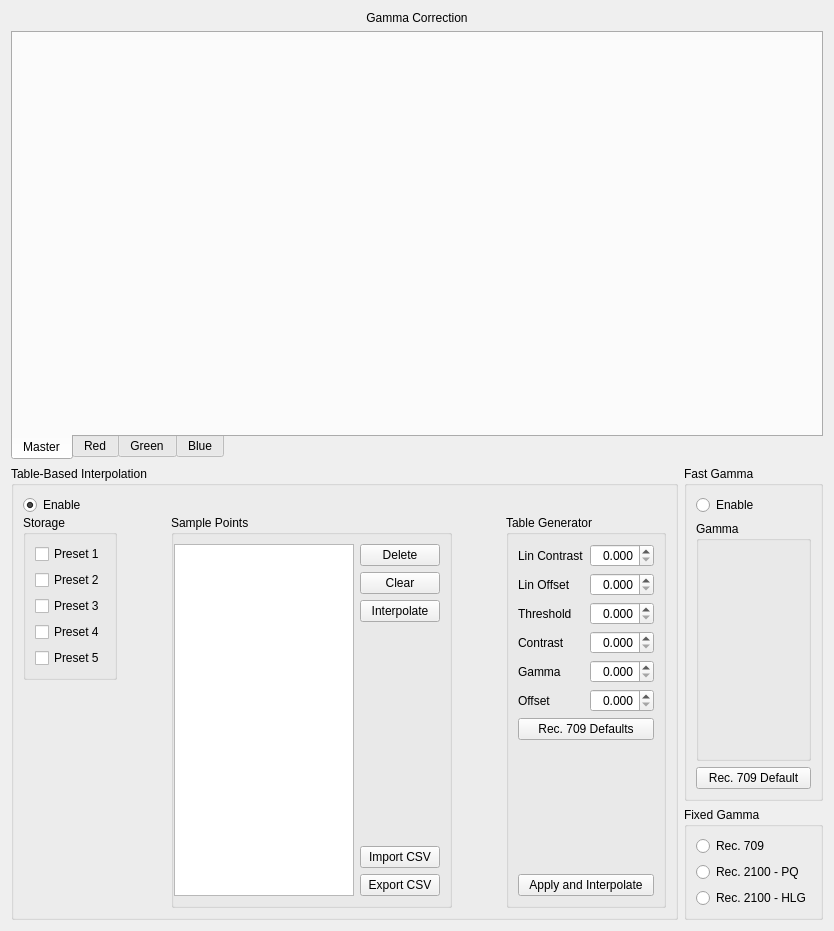
KAYA-Instruments/SDI-Control-Point, file dct_widgets/lutbox/lutbox.ui: the form before one commit.
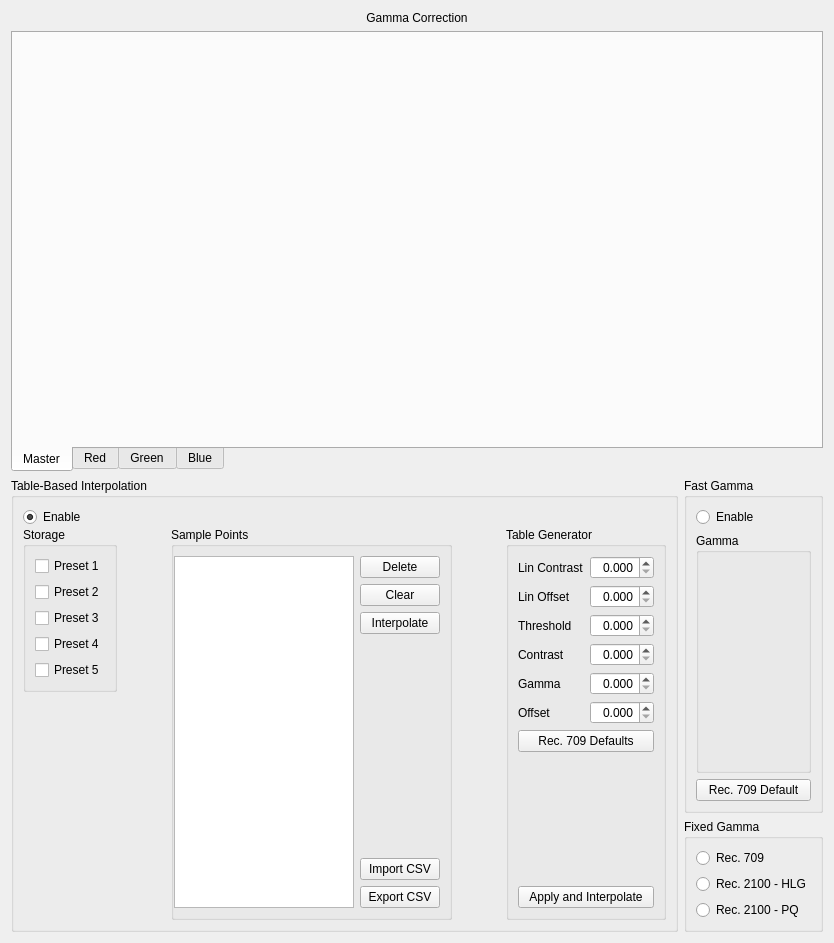
The form after the commit. Icons and pictures are not drawn. Custom widgets are drawn as their Qt base class.

```diff
--- a/dct_widgets/lutbox/lutbox.ui
+++ b/dct_widgets/lutbox/lutbox.ui
@@ -7,7 +7,7 @@
     <x>0</x>
     <y>0</y>
     <width>834</width>
-    <height>931</height>
+    <height>943</height>
    </rect>
   </property>
   <property name="windowTitle">
@@ -988,19 +988,6 @@
             </property>
            </widget>
           </item>
-          <item>
-           <widget class="QRadioButton" name="rbFixedPQ">
-            <property name="toolTip">
-             <string>Use fixed gamma curve according to Rec. 2100 PQ standard.</string>
-            </property>
-            <property name="text">
-             <string>Rec. 2100 - PQ</string>
-            </property>
-            <property name="autoExclusive">
-             <bool>false</bool>
-            </property>
-           </widget>
-          </item>
           <item>
            <widget class="QRadioButton" name="rbFixedHLG">
             <property name="toolTip">
@@ -1014,6 +1001,19 @@
             </property>
            </widget>
           </item>
+          <item>
+           <widget class="QRadioButton" name="rbFixedPQ">
+            <property name="toolTip">
+             <string>Use fixed gamma curve according to Rec. 2100 PQ standard.</string>
+            </property>
+            <property name="text">
+             <string>Rec. 2100 - PQ</string>
+            </property>
+            <property name="autoExclusive">
+             <bool>false</bool>
+            </property>
+           </widget>
+          </item>
          </layout>
         </widget>
        </item>
```
